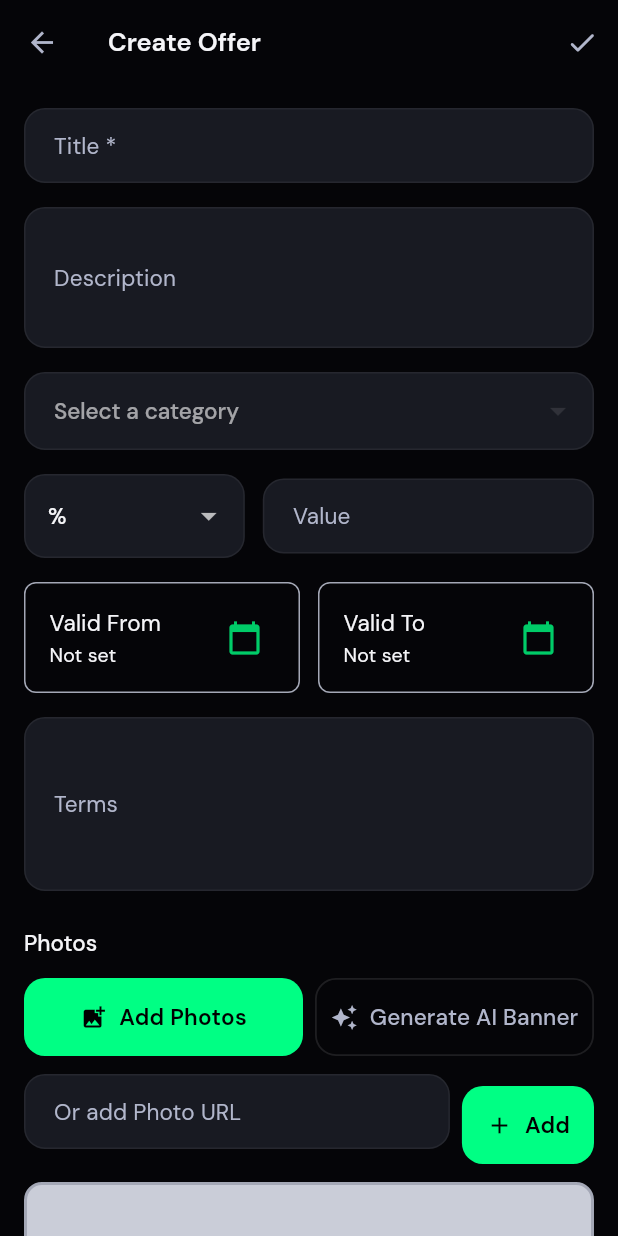
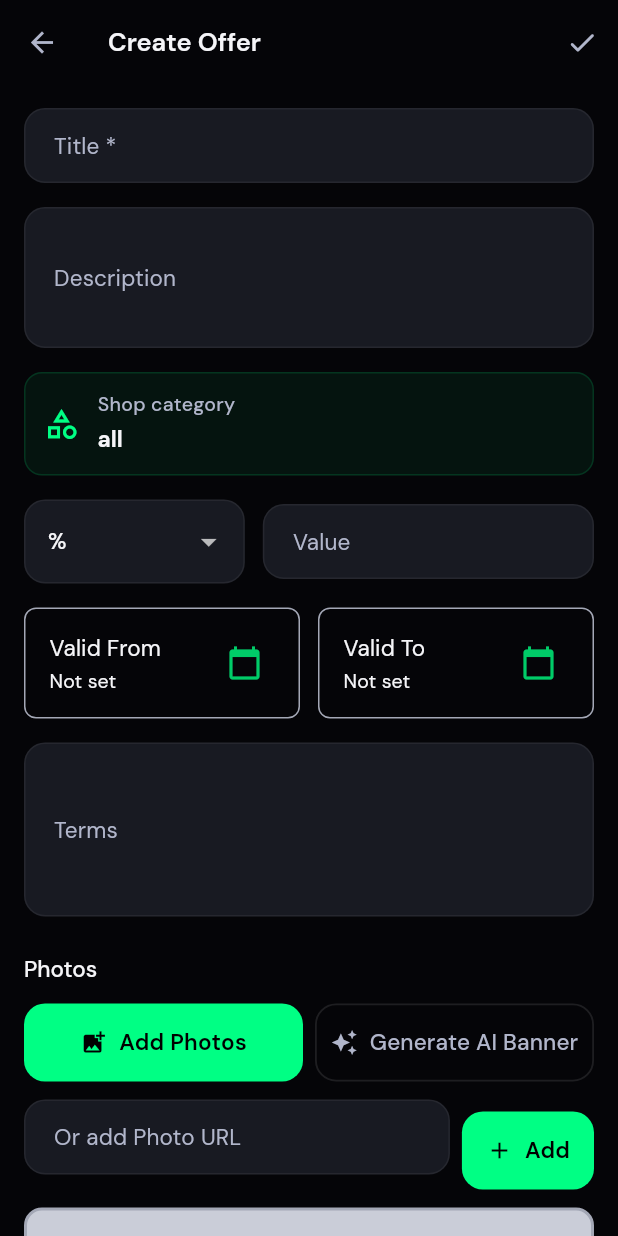
Before and after one commit to sparsh-15/D-offers, a Flutter app: the OfferDetailsScreen screen opened directly, on a phone screen of 412 x 824 dp. Run offline on Flutter 3.47's test engine with Material 3 defaults, Android fonts, the light colour scheme and no system bars; our stand-ins replace animate_do, cached_network_image, cross_file, file_picker, fl_chart, flutter_secure_storage and 7 more; missing offline and left inert: mobile_scanner; accounts and stored records are empty; network calls fail.

Commit message:
feat: remove category handling from offer creation and update; use shopkeeper profile category instead

```diff
--- a/client/lib/screens/shopkeeper/offer_details_screen.dart
+++ b/client/lib/screens/shopkeeper/offer_details_screen.dart
@@ -30,7 +30,6 @@ class _OfferDetailsScreenState extends State<OfferDetailsScreen> {
   final _titleController = TextEditingController();
   final _descriptionController = TextEditingController();
   final _termsController = TextEditingController();
-  final _categoryController = TextEditingController();
   final _discountValueController = TextEditingController();
   final _photoUrlController = TextEditingController();
   final ImagePicker _picker = ImagePicker();
@@ -45,14 +44,12 @@ class _OfferDetailsScreenState extends State<OfferDetailsScreen> {
   Map<String, dynamic>? _subscription;
   int? _currentOfferCount;
   bool _loadingSubscription = false;
-  bool _loadingCategories = false;
-  List<Map<String, dynamic>> _categories = [];
-  String? _selectedCategory;
   bool _isGeneratingBanner = false;
   Map<String, dynamic>? _aiWallet;
   bool _loadingAiWallet = false;
   String? _shopName;
   String? _shopLocation;
+  String? _shopCategory;
 
   @override
   void initState() {
@@ -61,9 +58,6 @@ class _OfferDetailsScreenState extends State<OfferDetailsScreen> {
       _titleController.text = widget.offer!.title;
       _descriptionController.text = widget.offer!.description;
       _termsController.text = widget.offer!.termsAndConditions;
-      _categoryController.text = widget.offer!.category;
-      _selectedCategory =
-          widget.offer!.category.isNotEmpty ? widget.offer!.category : null;
       _discountType = widget.offer!.discountType;
       _discountValueController.text =
           widget.offer!.discountValue?.toString() ?? '';
@@ -74,7 +68,6 @@ class _OfferDetailsScreenState extends State<OfferDetailsScreen> {
     }
     _loadSubscriptionDetails();
     _loadAiWallet();
-    _loadCategories();
     _loadShopProfile();
   }
 
@@ -83,7 +76,6 @@ class _OfferDetailsScreenState extends State<OfferDetailsScreen> {
     _titleController.dispose();
     _descriptionController.dispose();
     _termsController.dispose();
-    _categoryController.dispose();
     _discountValueController.dispose();
     _photoUrlController.dispose();
     super.dispose();
@@ -134,27 +126,13 @@ class _OfferDetailsScreenState extends State<OfferDetailsScreen> {
       if (!mounted || profile == null) return;
       setState(() {
         _shopName = profile.shopName;
+        _shopCategory = profile.category.isNotEmpty ? profile.category : 'all';
         final parts = [profile.city, profile.pincode]
             .where((s) => s.isNotEmpty)
             .toList();
         _shopLocation = parts.isNotEmpty ? parts.join(', ') : null;
       });
     } catch (_) {}
-  }
-
-  Future<void> _loadCategories() async {
-    setState(() => _loadingCategories = true);
-    try {
-      final response = await SubscriptionService.instance.getCategories();
-      if (!mounted) return;
-      setState(() {
-        _categories = response;
-        _loadingCategories = false;
-      });
-    } catch (_) {
-      if (!mounted) return;
-      setState(() => _loadingCategories = false);
-    }
   }
 
   String _formatDate(dynamic value) {
@@ -169,6 +147,7 @@ class _OfferDetailsScreenState extends State<OfferDetailsScreen> {
 
   Future<void> _showUpgradeDialog(String title, String message) async {
     if (!mounted) return;
+    final category = (_shopCategory ?? widget.offer?.category ?? 'all').trim();
     await showDialog<void>(
       context: context,
       builder: (context) => AlertDialog(
@@ -181,15 +160,11 @@ class _OfferDetailsScreenState extends State<OfferDetailsScreen> {
           ),
           FilledButton(
             onPressed: () {
-              final shopCategory = (_selectedCategory ??
-                      _categoryController.text.trim())
-                  .trim();
               Navigator.of(context).pop();
               Navigator.of(context).push(
                 MaterialPageRoute(
                   builder: (_) => SubscriptionPlansScreen(
-                    shopCategory:
-                        shopCategory.isEmpty ? 'all' : shopCategory,
+                    shopCategory: category.isEmpty ? 'all' : category,
                   ),
                 ),
               );
@@ -677,7 +652,6 @@ class _OfferDetailsScreenState extends State<OfferDetailsScreen> {
           validTo: _validTo,
           photos: allPhotos,
           termsAndConditions: _termsController.text.trim(),
-          category: _categoryController.text.trim(),
         );
       } else {
         await AuthService.instance.updateOffer(
@@ -691,7 +665,6 @@ class _OfferDetailsScreenState extends State<OfferDetailsScreen> {
           status: _status,
           photos: allPhotos,
           termsAndConditions: _termsController.text.trim(),
-          category: _categoryController.text.trim(),
         );
       }
 
@@ -770,33 +743,50 @@ class _OfferDetailsScreenState extends State<OfferDetailsScreen> {
                   maxLines: 3,
                 ),
                 const SizedBox(height: 16),
-                if (_loadingCategories)
-                  const Padding(
-                    padding: EdgeInsets.symmetric(vertical: 8),
-                    child: LinearProgressIndicator(),
-                  )
-                else
-                  DropdownButtonFormField<String>(
-                    initialValue: _selectedCategory,
-                    decoration: const InputDecoration(
-                      labelText: 'Category',
-                      border: OutlineInputBorder(),
-                      hintText: 'Select a category',
+                Container(
+                  padding: const EdgeInsets.all(12),
+                  decoration: BoxDecoration(
+                    color: AppColors.primary.withValues(alpha: 0.06),
+                    borderRadius: BorderRadius.circular(12),
+                    border: Border.all(
+                      color: AppColors.primary.withValues(alpha: 0.14),
                     ),
-                    isExpanded: true,
-                    items: _categories.map((category) {
-                      return DropdownMenuItem<String>(
-                        value: category['value'],
-                        child: Text(category['label']),
-                      );
-                    }).toList(),
-                    onChanged: (value) {
-                      setState(() {
-                        _selectedCategory = value;
-                        _categoryController.text = value ?? '';
-                      });
-                    },
                   ),
+                  child: Row(
+                    children: [
+                      const Icon(Icons.category_outlined,
+                          color: AppColors.primary),
+                      const SizedBox(width: 12),
+                      Expanded(
+                        child: Column(
+                          crossAxisAlignment: CrossAxisAlignment.start,
+                          children: [
+                            Text(
+                              'Shop category',
+                              style: Theme.of(context)
+                                  .textTheme
+                                  .labelMedium
+                                  ?.copyWith(color: AppColors.textSecondary),
+                            ),
+                            const SizedBox(height: 4),
+                            Text(
+                              (_shopCategory ?? widget.offer?.category ?? 'all')
+                                      .trim()
+                                      .isEmpty
+                                  ? 'all'
+                                  : (_shopCategory ?? widget.offer?.category ?? 'all')
+                                      .trim(),
+                              style: Theme.of(context)
+                                  .textTheme
+                                  .titleMedium
+                                  ?.copyWith(fontWeight: FontWeight.w700),
+                            ),
+                          ],
+                        ),
+                      ),
+                    ],
+                  ),
+                ),
                 const SizedBox(height: 16),
                 Row(
                   children: [
@@ -976,7 +966,9 @@ class _OfferDetailsScreenState extends State<OfferDetailsScreen> {
                                     title: _titleController.text.trim(),
                                     description:
                                         _descriptionController.text.trim(),
-                                    category: _categoryController.text.trim(),
+                                    category: _shopCategory ??
+                                      widget.offer?.category ??
+                                      'all',
                                     discountType: _discountType,
                                     discountValue: discountValue,
                                     shopName: _shopName,
--- a/client/lib/services/api_config.dart
+++ b/client/lib/services/api_config.dart
@@ -6,7 +6,7 @@ class ApiConfig {
   /// Toggle between environments
   /// Set to false for local development
   /// Set to true for production/deployed backend
-  static const bool useProduction = true;
+  static const bool useProduction = false;
 
   /// Your machine's IP on the local network. Used for physical device & iOS.
   /// - Physical Android/iOS on same Wi‑Fi: use this (e.g. 192.168.29.47).
--- a/client/lib/services/auth_service.dart
+++ b/client/lib/services/auth_service.dart
@@ -705,7 +705,6 @@ class AuthService {
     DateTime? validTo,
     List<String>? photos,
     String? termsAndConditions,
-    String? category,
   }) async {
     final token = AuthStore.token;
     if (token == null) throw Exception('Not authenticated');
@@ -726,7 +725,6 @@ class AuthService {
         if (photos != null) 'photos': photos,
         if (termsAndConditions != null)
           'termsAndConditions': termsAndConditions,
-        if (category != null) 'category': category,
       }),
     );
     final data = _handleResponse(resp) as Map<String, dynamic>;
@@ -744,7 +742,6 @@ class AuthService {
     String? status,
     List<String>? photos,
     String? termsAndConditions,
-    String? category,
   }) async {
     final token = AuthStore.token;
     if (token == null) throw Exception('Not authenticated');
@@ -766,7 +763,6 @@ class AuthService {
         if (photos != null) 'photos': photos,
         if (termsAndConditions != null)
           'termsAndConditions': termsAndConditions,
-        if (category != null) 'category': category,
       }),
     );
     final data = _handleResponse(resp) as Map<String, dynamic>;
```
Also changed, not shown: 3 other files.
